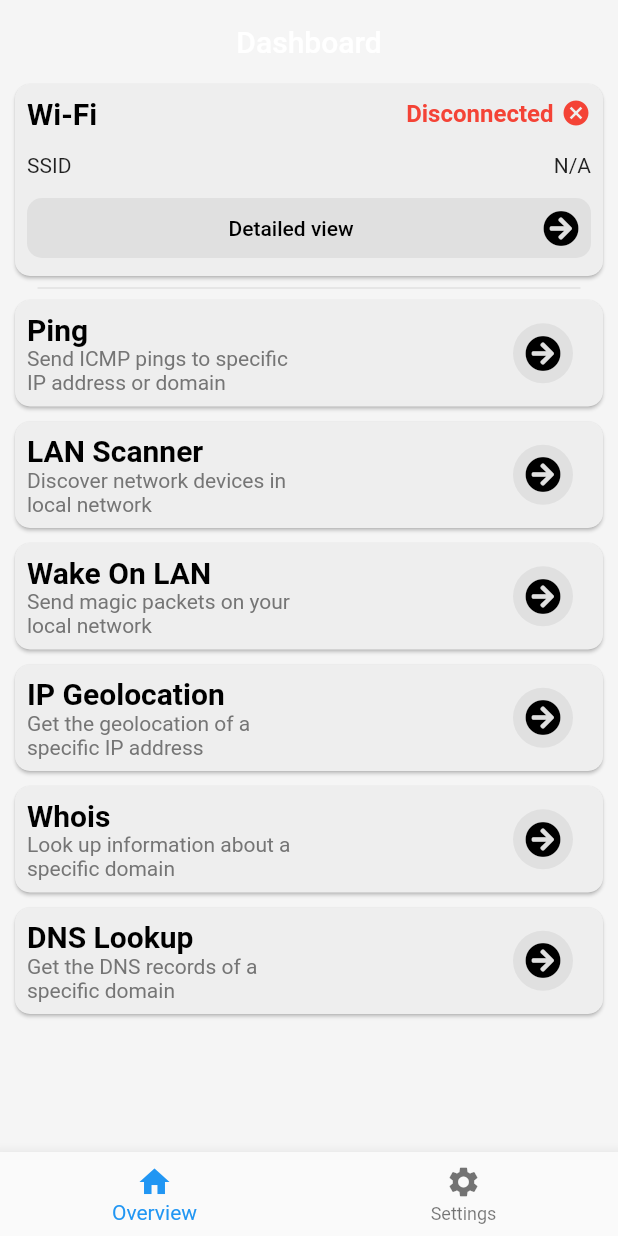
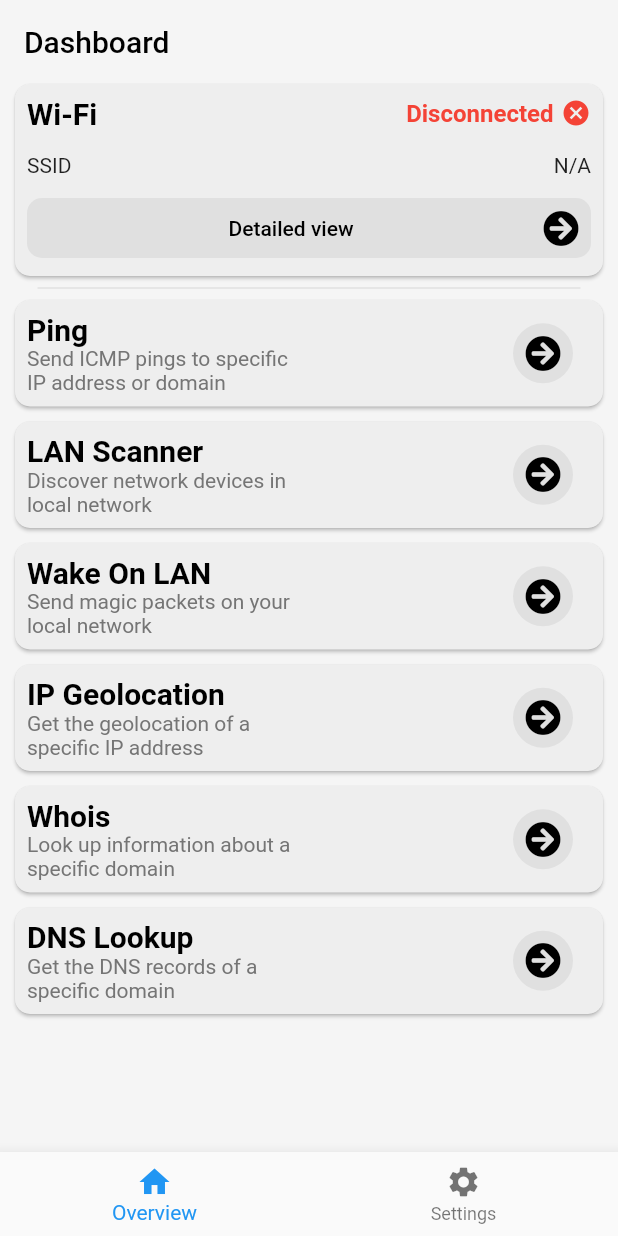
Before and after one commit to ivirtex/networkarch-flutter, a Flutter app: the screen it shows after launch, on a phone screen of 412 x 824 dp. Run offline on Flutter 3.47's test engine with Material 2 defaults, Android fonts, the phone set to English and light mode, and no system bars; our stand-ins replace bloc, equatable, flutter_bloc, fluttertoast, font_awesome_flutter, google_maps_flutter and 3 more; missing offline and left inert: carrier_info, dart_ping, lan_scanner, network_info_plus, wake_on_lan.

Commit message:
Fix wrong color of AppBar title

```diff
--- a/lib/app.dart
+++ b/lib/app.dart
@@ -27,10 +27,8 @@ class _AppState extends State<App> {
 
   Widget _androidBuilder(BuildContext context) {
     return Scaffold(
-      extendBody: true,
       appBar: AppBar(
         title: const Text('Dashboard'),
-        iconTheme: Theme.of(context).iconTheme,
       ),
       body: IndexedStack(
         index: _selectedIndex,
--- a/lib/constants.dart
+++ b/lib/constants.dart
@@ -29,7 +29,7 @@ abstract class Constants {
     scaffoldBackgroundColor: lightBgColor,
     brightness: Brightness.light,
     appBarTheme: const AppBarTheme(
-      centerTitle: true,
+      foregroundColor: Colors.black,
       backgroundColor: Colors.transparent,
       shadowColor: Colors.transparent,
       elevation: 0,
@@ -40,7 +40,6 @@ abstract class Constants {
     scaffoldBackgroundColor: darkBgColor,
     brightness: Brightness.dark,
     appBarTheme: const AppBarTheme(
-      centerTitle: true,
       backgroundColor: Colors.transparent,
       shadowColor: Colors.transparent,
       elevation: 0,
--- a/lib/main.dart
+++ b/lib/main.dart
@@ -99,9 +99,9 @@ class NetworkArch extends StatelessWidget {
           // useInheritedMediaQuery: true,
           // locale: DevicePreview.locale(context),
           title: 'Dashboard',
-          theme: state.mode == AppThemeMode.light
-              ? Constants.lightThemeData
-              : Constants.darkThemeData,
+          theme: Constants.lightThemeData,
+          darkTheme: Constants.darkThemeData,
+          themeMode: state.mode,
           builder: (context, child) {
             return CupertinoTheme(
               data: Constants.cupertinoThemeData,
--- a/lib/theme/bloc/theme_bloc.dart
+++ b/lib/theme/bloc/theme_bloc.dart
@@ -1,11 +1,12 @@
 import 'package:equatable/equatable.dart';
+import 'package:flutter/material.dart';
 import 'package:hydrated_bloc/hydrated_bloc.dart';
 
 part 'theme_event.dart';
 part 'theme_state.dart';
 
 class ThemeBloc extends HydratedBloc<ThemeEvent, ThemeState> {
-  ThemeBloc() : super(const ThemeState(AppThemeMode.light)) {
+  ThemeBloc() : super(const ThemeState(ThemeMode.light)) {
     on<UpdateToLightThemeEvent>(_onUpdateToLightThemeEvent);
     on<UpdateToDarkThemeEvent>(_onUpdateToDarkThemeEvent);
   }
@@ -14,14 +15,14 @@ class ThemeBloc extends HydratedBloc<ThemeEvent, ThemeState> {
     UpdateToLightThemeEvent event,
     Emitter<ThemeState> emit,
   ) {
-    emit(const ThemeState(AppThemeMode.light));
+    emit(const ThemeState(ThemeMode.light));
   }
 
   void _onUpdateToDarkThemeEvent(
     UpdateToDarkThemeEvent event,
     Emitter<ThemeState> emit,
   ) {
-    emit(const ThemeState(AppThemeMode.dark));
+    emit(const ThemeState(ThemeMode.dark));
   }
 
   @override
--- a/lib/theme/bloc/theme_state.dart
+++ b/lib/theme/bloc/theme_state.dart
@@ -4,14 +4,14 @@ part of 'theme_bloc.dart';
 
 class ThemeState extends Equatable {
   const ThemeState(this.mode);
-  final AppThemeMode mode;
+  final ThemeMode mode;
 
   @override
   List<Object> get props => [mode];
 
   factory ThemeState.fromJson(Map<String, dynamic> map) {
     return ThemeState(
-      map['mode'] as AppThemeMode,
+      map['mode'] as ThemeMode,
     );
   }
 
@@ -21,5 +21,3 @@ class ThemeState extends Equatable {
     };
   }
 }
-
-enum AppThemeMode { light, dark }
```
Also changed, not shown: lib/screens/settings_view.dart (+13 -11 lines).
